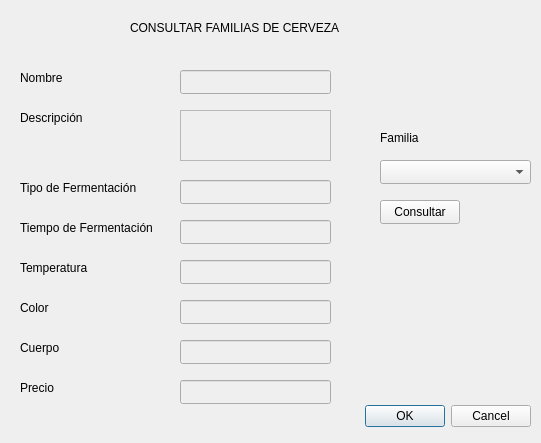
Qt form EDCervezas/ventanaconsultarfamilia.ui (RARUTO21/EDProgra2) before a commit.
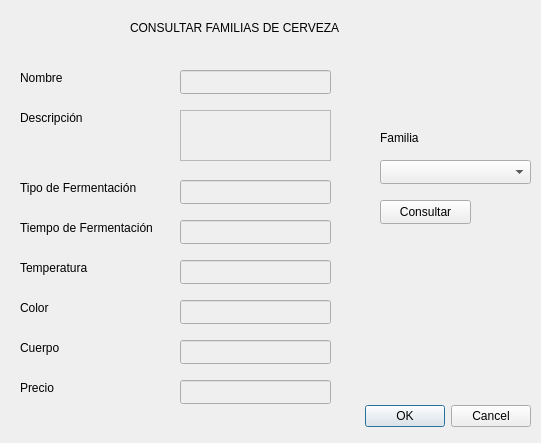
The same form after that commit.

Diff of the .ui file:
```diff
--- a/EDCervezas/ventanaconsultarfamilia.ui
+++ b/EDCervezas/ventanaconsultarfamilia.ui
@@ -86,7 +86,7 @@
     <rect>
      <x>380</x>
      <y>200</y>
-     <width>80</width>
+     <width>91</width>
      <height>24</height>
     </rect>
    </property>
```
